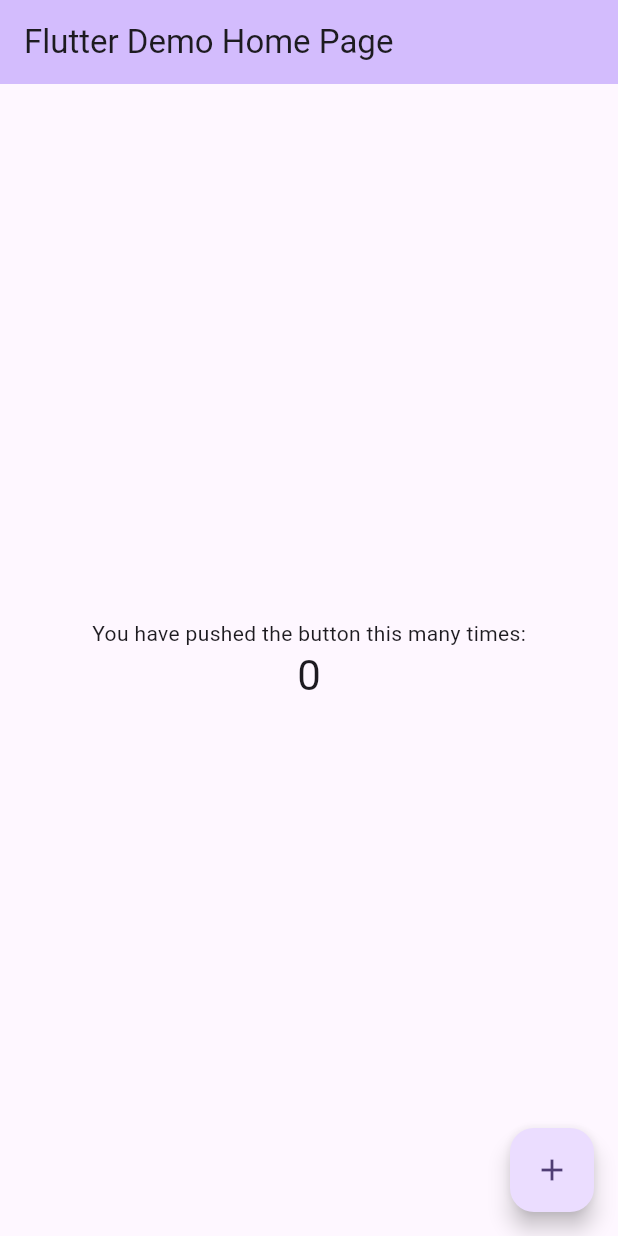
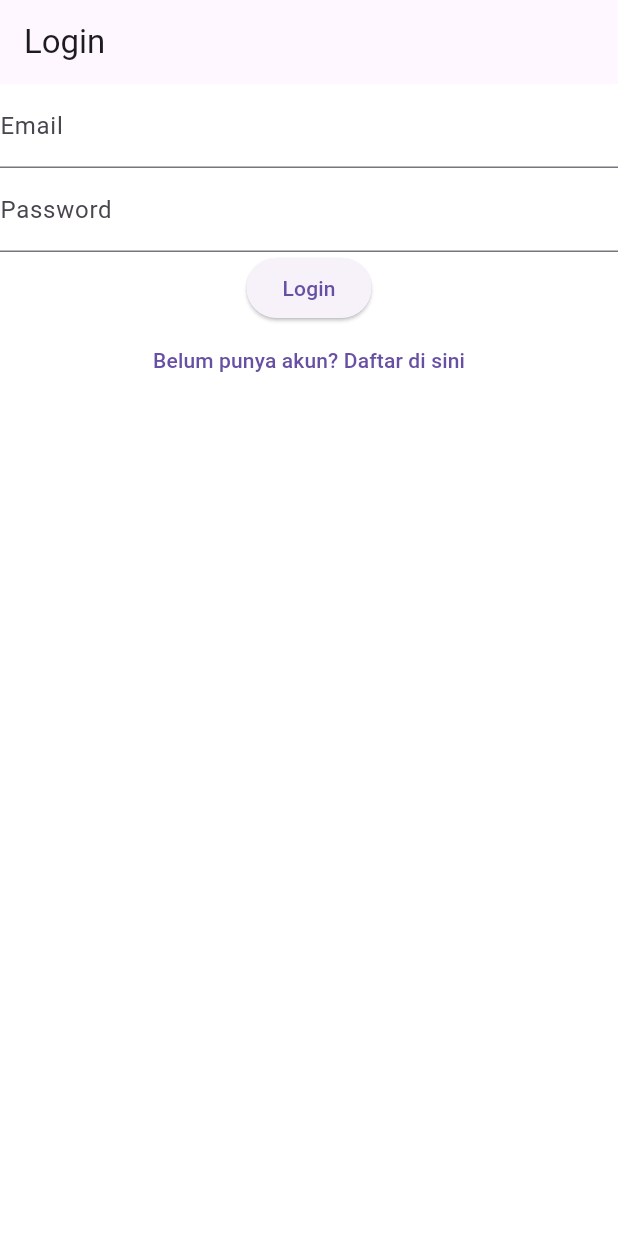
Before and after one commit to bayudani/frontend_gym, a Flutter app: the screen it shows after launch, on a phone screen of 412 x 824 dp. Run offline on Flutter 3.47's test engine with Material 3 defaults, Android fonts, the phone set to English and light mode, and no system bars.

Commit message:
add function login & register

```diff
--- /dev/null
+++ b/lib/controllers/auth_controller.dart
@@ -0,0 +1,42 @@
+import 'dart:convert';
+import 'package:flutter/material.dart';
+import '../models/user_models.dart';
+import '../service/api_service.dart';
+
+class AuthController {
+ Future<void> register({
+  required String name,
+  required String email,
+  required String password,
+  required String passwordConfirmation,
+  required BuildContext context,
+}) async {
+  final res = await ApiService.register(name, email, password, passwordConfirmation);
+  if (res.statusCode == 201) {
+    ScaffoldMessenger.of(context).showSnackBar(SnackBar(content: Text('Register berhasil')));
+    Navigator.pop(context); // Balik ke login
+  } else {
+    _showError(context, res.body);
+  }
+}
+
+
+  Future<User?> login(String email, String password, BuildContext context) async {
+  final res = await ApiService.login(email, password);
+
+  if (res.statusCode == 200) {
+    final user = User.fromJson(jsonDecode(res.body));
+
+    return user;
+  } else {
+    _showError(context, res.body);
+    return null;
+  }
+}
+
+
+  void _showError(BuildContext context, String message) {
+    final error = jsonDecode(message)['message'];
+    ScaffoldMessenger.of(context).showSnackBar(SnackBar(content: Text(error)));
+  }
+}
--- a/lib/main.dart
+++ b/lib/main.dart
@@ -1,122 +1,22 @@
 import 'package:flutter/material.dart';
+import 'views/login_page.dart';
 
 void main() {
-  runApp(const MyApp());
+  runApp(MyApp());
 }
 
 class MyApp extends StatelessWidget {
-  const MyApp({super.key});
-
-  // This widget is the root of your application.
   @override
   Widget build(BuildContext context) {
     return MaterialApp(
-      title: 'Flutter Demo',
+      title: 'Gym App',
       theme: ThemeData(
-        // This is the theme of your application.
-        //
-        // TRY THIS: Try running your application with "flutter run". You'll see
-        // the application has a purple toolbar. Then, without quitting the app,
-        // try changing the seedColor in the colorScheme below to Colors.green
-        // and then invoke "hot reload" (save your changes or press the "hot
-        // reload" button in a Flutter-supported IDE, or press "r" if you used
-        // the command line to start the app).
-        //
-        // Notice that the counter didn't reset back to zero; the application
-        // state is not lost during the reload. To reset the state, use hot
-        // restart instead.
-        //
-        // This works for code too, not just values: Most code changes can be
-        // tested with just a hot reload.
-        colorScheme: ColorScheme.fromSeed(seedColor: Colors.deepPurple),
+        primarySwatch: Colors.deepPurple,
+        scaffoldBackgroundColor: Colors.white,
+        visualDensity: VisualDensity.adaptivePlatformDensity,
       ),
-      home: const MyHomePage(title: 'Flutter Demo Home Page'),
+      home: LoginPage(), // Langsung ke login sebagai root
+      debugShowCheckedModeBanner: false,
     );
   }
 }
-
-class MyHomePage extends StatefulWidget {
-  const MyHomePage({super.key, required this.title});
-
-  // This widget is the home page of your application. It is stateful, meaning
-  // that it has a State object (defined below) that contains fields that affect
-  // how it looks.
-
-  // This class is the configuration for the state. It holds the values (in this
-  // case the title) provided by the parent (in this case the App widget) and
-  // used by the build method of the State. Fields in a Widget subclass are
-  // always marked "final".
-
-  final String title;
-
-  @override
-  State<MyHomePage> createState() => _MyHomePageState();
-}
-
-class _MyHomePageState extends State<MyHomePage> {
-  int _counter = 0;
-
-  void _incrementCounter() {
-    setState(() {
-      // This call to setState tells the Flutter framework that something has
-      // changed in this State, which causes it to rerun the build method below
-      // so that the display can reflect the updated values. If we changed
-      // _counter without calling setState(), then the build method would not be
-      // called again, and so nothing would appear to happen.
-      _counter++;
-    });
-  }
-
-  @override
-  Widget build(BuildContext context) {
-    // This method is rerun every time setState is called, for instance as done
-    // by the _incrementCounter method above.
-    //
-    // The Flutter framework has been optimized to make rerunning build methods
-    // fast, so that you can just rebuild anything that needs updating rather
-    // than having to individually change instances of widgets.
-    return Scaffold(
-      appBar: AppBar(
-        // TRY THIS: Try changing the color here to a specific color (to
-        // Colors.amber, perhaps?) and trigger a hot reload to see the AppBar
-        // change color while the other colors stay the same.
-        backgroundColor: Theme.of(context).colorScheme.inversePrimary,
-        // Here we take the value from the MyHomePage object that was created by
-        // the App.build method, and use it to set our appbar title.
-        title: Text(widget.title),
-      ),
-      body: Center(
-        // Center is a layout widget. It takes a single child and positions it
-        // in the middle of the parent.
-        child: Column(
-          // Column is also a layout widget. It takes a list of children and
-          // arranges them vertically. By default, it sizes itself to fit its
-          // children horizontally, and tries to be as tall as its parent.
-          //
-          // Column has various properties to control how it sizes itself and
-          // how it positions its children. Here we use mainAxisAlignment to
-          // center the children vertically; the main axis here is the vertical
-          // axis because Columns are vertical (the cross axis would be
-          // horizontal).
-          //
-          // TRY THIS: Invoke "debug painting" (choose the "Toggle Debug Paint"
-          // action in the IDE, or press "p" in the console), to see the
-          // wireframe for each widget.
-          mainAxisAlignment: MainAxisAlignment.center,
-          children: <Widget>[
-            const Text('You have pushed the button this many times:'),
-            Text(
-              '$_counter',
-              style: Theme.of(context).textTheme.headlineMedium,
-            ),
-          ],
-        ),
-      ),
-      floatingActionButton: FloatingActionButton(
-        onPressed: _incrementCounter,
-        tooltip: 'Increment',
-        child: const Icon(Icons.add),
-      ), // This trailing comma makes auto-formatting nicer for build methods.
-    );
-  }
-}
--- /dev/null
+++ b/lib/models/user_models.dart
@@ -0,0 +1,18 @@
+class User{
+  final String name;
+  final String email;
+  final String token;
+
+  User({
+    required this.name,
+    required this.email,
+    required this.token,
+  });
+  factory User.fromJson(Map<String, dynamic> json) {
+    return User(
+      name: json['name'] ?? '',
+      email: json['email'] ?? '',
+      token: json['token'] ?? '',
+    );
+  }
+}
--- /dev/null
+++ b/lib/service/api_service.dart
@@ -0,0 +1,34 @@
+import 'dart:convert';
+import 'package:http/http.dart' as http;
+
+class ApiService {
+  static const String _baseUrl = 'http://192.168.1.7:8000/api';
+
+  static Future<http.Response> register(
+  String name,
+  String email,
+  String password,
+  String passwordConfirmation,
+) {
+  return http.post(
+    Uri.parse('$_baseUrl/register'),
+    headers: {"Content-Type": "application/json"},
+    body: jsonEncode({
+      "name": name,
+      "email": email,
+      "password": password,
+      "password_confirmation": passwordConfirmation,
+    }),
+  );
+}
+
+
+  static Future<http.Response> login(String email, String password) async {
+    final response = await http.post(
+      Uri.parse('$_baseUrl/login'),
+      headers: {'Accept': 'application/json'},
+      body: {'email': email, 'password': password},
+    );
+    return response;
+  }
+}
--- /dev/null
+++ b/lib/views/login_page.dart
@@ -0,0 +1,52 @@
+import 'package:flutter/material.dart';
+import 'package:gym_app/views/register_page.dart';
+import '../controllers/auth_controller.dart';
+
+class LoginPage extends StatelessWidget {
+  final emailController = TextEditingController();
+  final passwordController = TextEditingController();
+  final AuthController auth = AuthController();
+
+  @override
+  Widget build(BuildContext context) {
+    return Scaffold(
+      appBar: AppBar(title: Text('Login')),
+      body: Column(
+        children: [
+          TextField(
+            controller: emailController,
+            decoration: InputDecoration(labelText: 'Email'),
+          ),
+          TextField(
+            controller: passwordController,
+            obscureText: true,
+            decoration: InputDecoration(labelText: 'Password'),
+          ),
+          ElevatedButton(
+            onPressed: () async {
+              final user = await auth.login(
+                emailController.text,
+                passwordController.text,
+                context,
+              );
+              if (user != null) {
+                // simpan token atau pindah halaman
+                print('Login berhasil: ${user.token}');
+              }
+            },
+            child: Text('Login'),
+          ),
+          TextButton(
+            onPressed: () {
+              Navigator.push(
+                context,
+                MaterialPageRoute(builder: (_) => RegisterPage()),
+              );
+            },
+            child: Text("Belum punya akun? Daftar di sini"),
+          ),
+        ],
+      ),
+    );
+  }
+}
--- /dev/null
+++ b/lib/views/register_page.dart
@@ -0,0 +1,48 @@
+import 'package:flutter/material.dart';
+import '../controllers/auth_controller.dart';
+
+class RegisterPage extends StatefulWidget {
+  const RegisterPage({super.key});
+
+  @override
+  State<RegisterPage> createState() => _RegisterPageState();
+}
+
+class _RegisterPageState extends State<RegisterPage> {
+  final _name = TextEditingController();
+  final _email = TextEditingController();
+  final _password = TextEditingController();
+  final _confirm = TextEditingController();
+
+  final _authController = AuthController();
+
+  void _handleRegister() {
+    _authController.register(
+      name: _name.text,
+      email: _email.text,
+      password: _password.text,
+      passwordConfirmation: _confirm.text,
+      context: context,
+    );
+  }
+
+  @override
+  Widget build(BuildContext context) {
+    return Scaffold(
+      appBar: AppBar(title: Text('Daftar')),
+      body: Padding(
+        padding: const EdgeInsets.all(20),
+        child: Column(
+          children: [
+            TextField(controller: _name, decoration: InputDecoration(labelText: "Nama")),
+            TextField(controller: _email, decoration: InputDecoration(labelText: "Email")),
+            TextField(controller: _password, decoration: InputDecoration(labelText: "Password"), obscureText: true),
+            TextField(controller: _confirm, decoration: InputDecoration(labelText: "Konfirmasi Password"), obscureText: true),
+            SizedBox(height: 20),
+            ElevatedButton(onPressed: _handleRegister, child: Text("Daftar")),
+          ],
+        ),
+      ),
+    );
+  }
+}
--- a/pubspec.yaml
+++ b/pubspec.yaml
@@ -34,6 +34,7 @@ dependencies:
   # The following adds the Cupertino Icons font to your application.
   # Use with the CupertinoIcons class for iOS style icons.
   cupertino_icons: ^1.0.8
+  http: ^1.4.0
 
 dev_dependencies:
   flutter_test:
```
Also changed, not shown: pubspec.lock.
